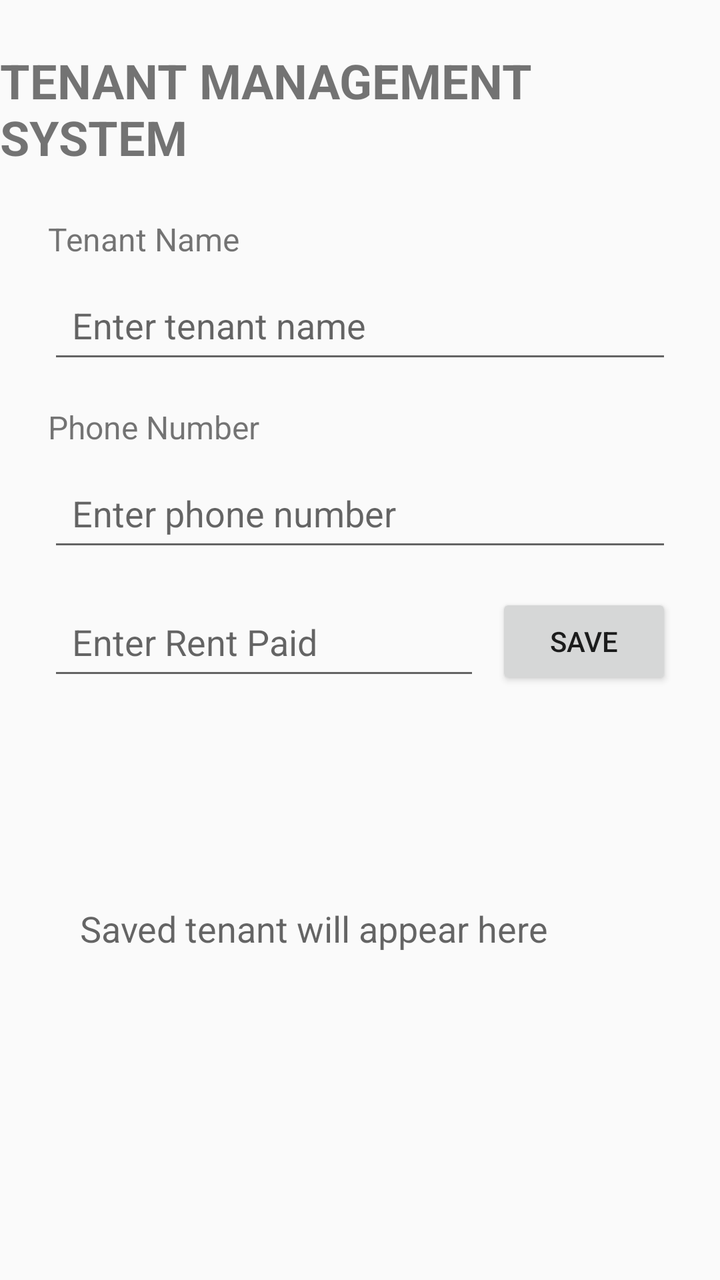
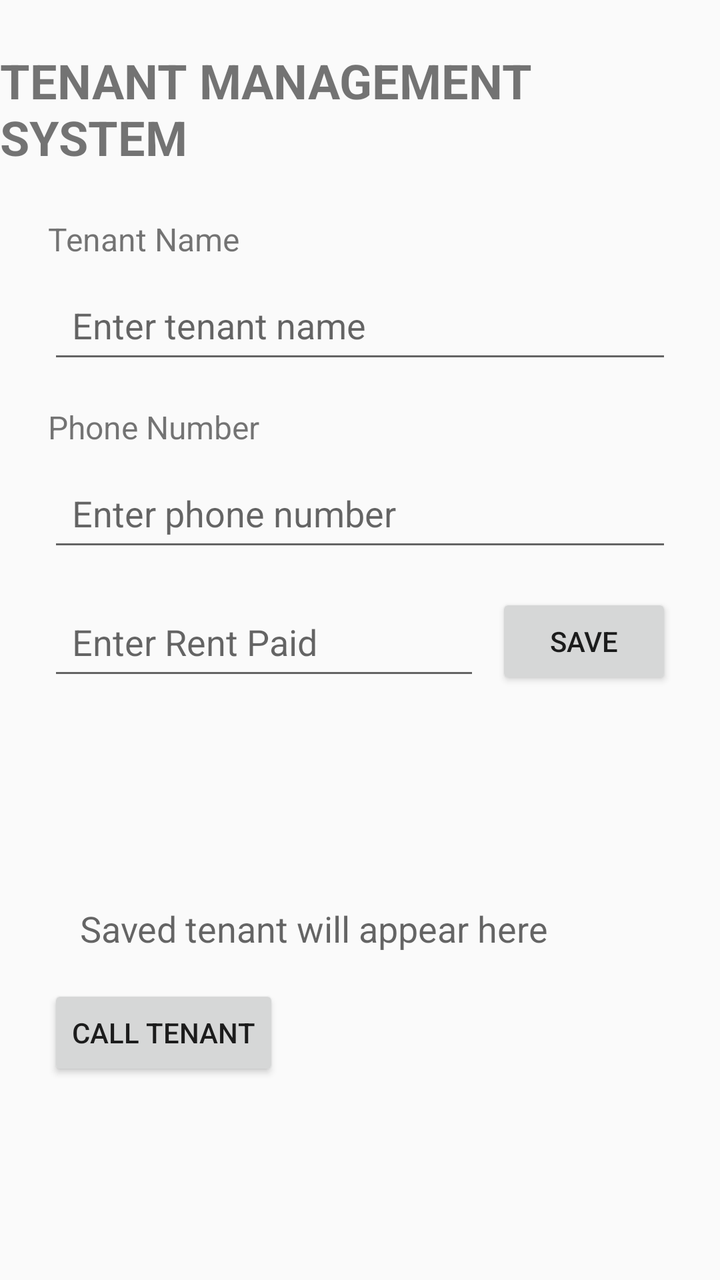

Two renders of the same Android screen: before a commit and after it. Below are the layout's source before the change and the commit's diff.
<!-- AndroidManifest.xml: activity theme Theme.TenantManagementSystem -->
<!-- res/layout/activity_main.xml -->
<?xml version="1.0" encoding="utf-8"?>
<layout xmlns:android="http://schemas.android.com/apk/res/android"
    xmlns:app="http://schemas.android.com/apk/res-auto">

    <data>

        <variable
            name="tenant"
            type="com.example.tenantmanagementsystemgroupa.Tenant" />
    </data>

    <androidx.constraintlayout.widget.ConstraintLayout
        android:layout_width="match_parent"
        android:layout_height="match_parent">

        <TextView
            android:id="@+id/titleTextView"
            android:layout_width="wrap_content"
            android:layout_height="wrap_content"
            android:text="TENANT MANAGEMENT SYSTEM"
            android:textSize="24sp"
            android:textStyle="bold"
            android:layout_marginTop="24dp"
            app:layout_constraintTop_toTopOf="parent"
            app:layout_constraintStart_toStartOf="parent"
            app:layout_constraintEnd_toEndOf="parent" />

        <TextView
            android:id="@+id/tenantNameLabel"
            android:layout_width="wrap_content"
            android:layout_height="wrap_content"
            android:text="Tenant Name"
            android:textSize="16sp"
            android:layout_marginTop="24dp"
            android:layout_marginStart="24dp"
            app:layout_constraintTop_toBottomOf="@id/titleTextView"
            app:layout_constraintStart_toStartOf="parent" />

        <EditText
            android:id="@+id/tenantNameEditText"
            android:layout_width="0dp"
            android:layout_height="wrap_content"
            android:hint="Enter tenant name"
            android:minHeight="48dp"
            android:padding="12dp"
            android:layout_marginTop="8dp"
            android:layout_marginStart="24dp"
            android:layout_marginEnd="24dp"
            app:layout_constraintTop_toBottomOf="@id/tenantNameLabel"
            app:layout_constraintStart_toStartOf="parent"
            app:layout_constraintEnd_toEndOf="parent" />

        <TextView
            android:id="@+id/phoneLabel"
            android:layout_width="wrap_content"
            android:layout_height="wrap_content"
            android:text="Phone Number"
            android:textSize="16sp"
            android:layout_marginTop="16dp"
            android:layout_marginStart="24dp"
            app:layout_constraintTop_toBottomOf="@id/tenantNameEditText"
            app:layout_constraintStart_toStartOf="parent" />

        <EditText
            android:id="@+id/phoneEditText"
            android:layout_width="0dp"
            android:layout_height="wrap_content"
            android:hint="Enter phone number"
            android:inputType="phone"
            android:minHeight="48dp"
            android:padding="12dp"
            android:layout_marginTop="8dp"
            android:layout_marginStart="24dp"
            android:layout_marginEnd="24dp"
            app:layout_constraintTop_toBottomOf="@id/phoneLabel"
            app:layout_constraintStart_toStartOf="parent"
            app:layout_constraintEnd_toEndOf="parent" />

        <EditText
            android:id="@+id/rentEditText"
            android:layout_width="0dp"
            android:layout_height="wrap_content"
            android:hint="Enter Rent Paid"
            android:inputType="numberDecimal"
            android:minHeight="48dp"
            android:padding="12dp"
            android:layout_marginStart="24dp"
            android:layout_marginTop="16dp"
            android:layout_marginEnd="8dp"
            app:layout_constraintTop_toBottomOf="@id/phoneEditText"
            app:layout_constraintStart_toStartOf="parent"
            app:layout_constraintEnd_toStartOf="@id/saveButton" />

        <Button
            android:id="@+id/saveButton"
            android:layout_width="wrap_content"
            android:layout_height="wrap_content"
            android:text="SAVE"
            android:layout_marginEnd="24dp"
            app:layout_constraintTop_toTopOf="@id/rentEditText"
            app:layout_constraintEnd_toEndOf="parent" />

        <TextView
            android:id="@+id/tenantNameDisplayTextView"
            android:layout_width="wrap_content"
            android:layout_height="wrap_content"
            android:text="@{tenant.name}"
            android:textSize="32sp"
            android:textStyle="bold"
            android:layout_marginTop="24dp"
            android:layout_marginStart="24dp"
            android:layout_marginEnd="24dp"
            app:layout_constraintTop_toBottomOf="@id/rentEditText"
            app:layout_constraintStart_toStartOf="parent"
            app:layout_constraintEnd_toEndOf="parent" />

        <TextView
            android:id="@+id/tenantResultTextView"
            android:layout_width="0dp"
            android:layout_height="wrap_content"
            android:text="@{tenant.summary()}"
            android:hint="Saved tenant will appear here"
            android:textSize="18sp"
            android:padding="16dp"
            android:layout_margin="24dp"
            app:layout_constraintTop_toBottomOf="@id/tenantNameDisplayTextView"
            app:layout_constraintStart_toStartOf="parent"
            app:layout_constraintEnd_toEndOf="parent" />

    </androidx.constraintlayout.widget.ConstraintLayout>
</layout>
<!-- resources referenced by this layout -->
<resources>
  <style name="Theme.TenantManagementSystem" parent="Theme.AppCompat.DayNight.NoActionBar" />
</resources>

<!-- the commit's change to res/layout/activity_main.xml (unified diff, before → after) -->
@@ -127,5 +127,14 @@
             app:layout_constraintStart_toStartOf="parent"
             app:layout_constraintEnd_toEndOf="parent" />
 
+        <Button
+            android:id="@+id/callButton"
+            android:layout_width="wrap_content"
+            android:layout_height="wrap_content"
+            android:text="CALL TENANT"
+            android:layout_marginStart="24dp"
+            app:layout_constraintTop_toBottomOf="@id/tenantResultTextView"
+            app:layout_constraintStart_toStartOf="parent" />
+
     </androidx.constraintlayout.widget.ConstraintLayout>
 </layout>
